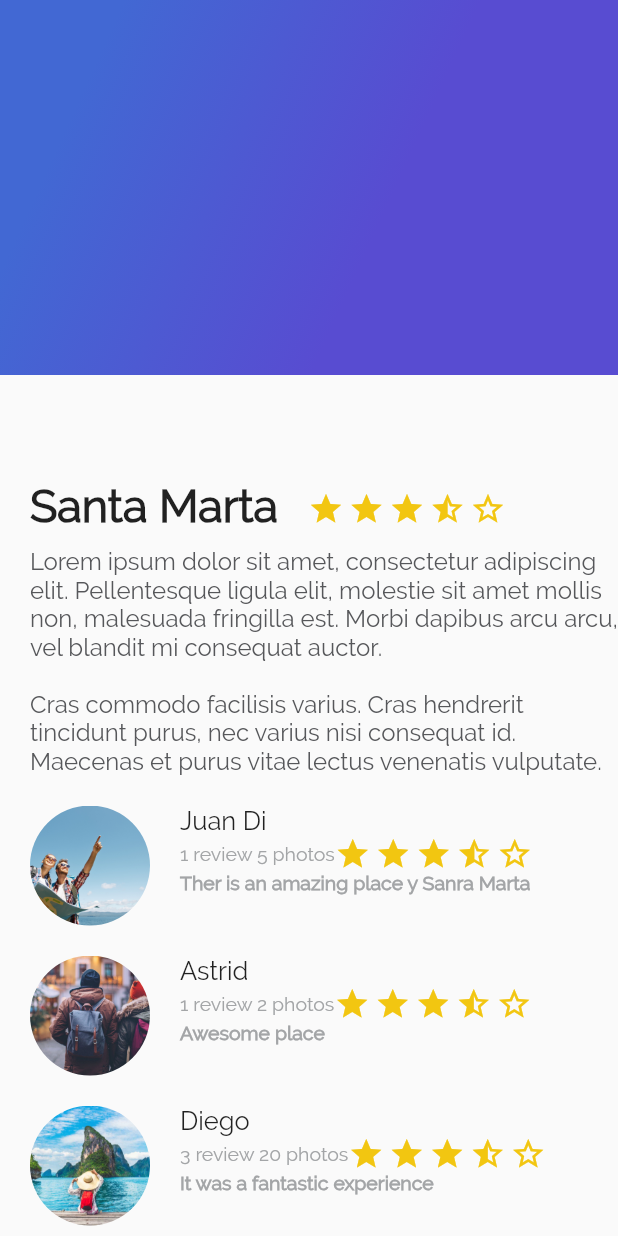
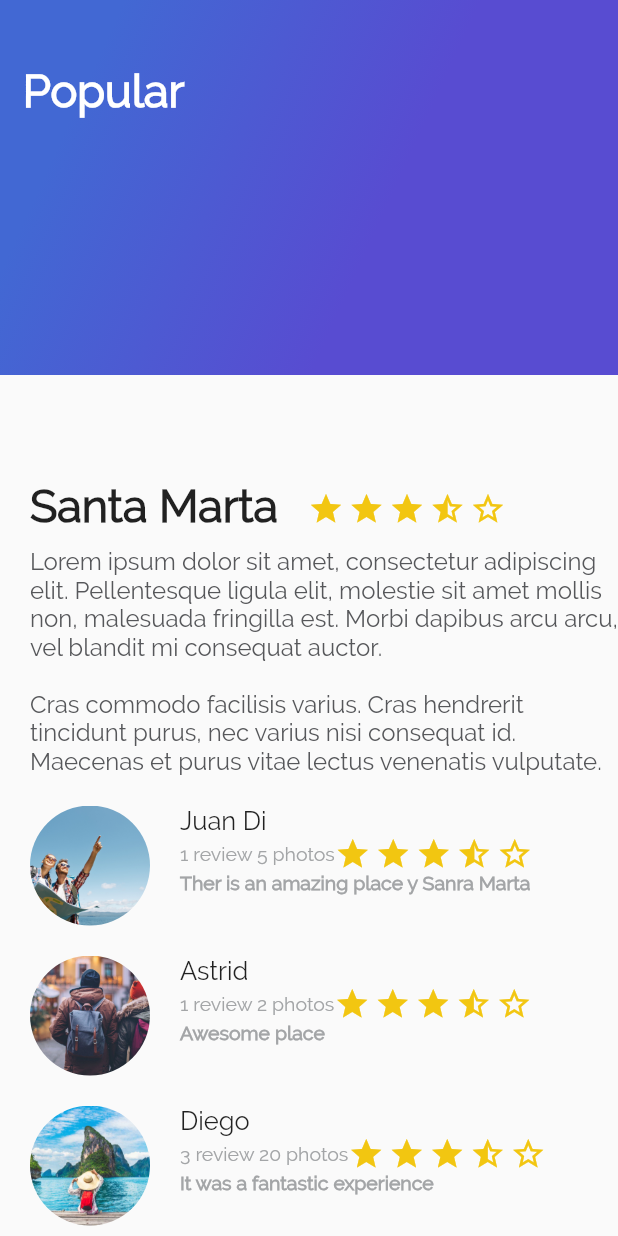
Before and after one commit to darvela/platzi_trips_app, a Flutter app: the screen it shows after launch, on a phone screen of 412 x 824 dp. Run offline on Flutter 3.47's test engine with Material 2 defaults, Android fonts, the phone set to English and light mode, and no system bars.

```diff
--- /dev/null
+++ b/lib/card_image.dart
@@ -0,0 +1,8 @@
+import 'package:flutter/material.dart';
+
+class CardImage extends StatelessWidget {
+  @override
+  Widget build(BuildContext context) {
+    return null;
+  }
+}
--- a/lib/gradient_back.dart
+++ b/lib/gradient_back.dart
@@ -1,23 +1,30 @@
 import 'package:flutter/material.dart';
 
 class GradientBack extends StatelessWidget {
+  String title = "Popular";
+
+  GradientBack(this.title);
+
   @override
   Widget build(BuildContext context) {
-
-    return Container (
+    return Container(
       height: 250.0,
-      decoration: BoxDecoration (
-        gradient: LinearGradient (
-          colors: [
-            Color(0xFF4268D3),
-            Color(0xFF584CD1)
-          ],
-          begin: FractionalOffset(0.2, 0.0),
-          end: FractionalOffset(1.0, 0.6),
-          stops: [0.0, 0.6],
-          tileMode: TileMode.clamp
-        )
+      decoration: BoxDecoration(
+          gradient: LinearGradient(
+              colors: [Color(0xFF4268D3), Color(0xFF584CD1)],
+              begin: FractionalOffset(0.2, 0.0),
+              end: FractionalOffset(1.0, 0.6),
+              stops: [0.0, 0.6],
+              tileMode: TileMode.clamp)),
+      child: Text(
+        title,
+        style: TextStyle(
+            color: Colors.white,
+            fontSize: 30.0,
+            fontFamily: "Raleway",
+            fontWeight: FontWeight.bold),
       ),
+      alignment: Alignment(-0.9, -0.6),
     );
   }
 }
--- a/lib/main.dart
+++ b/lib/main.dart
@@ -1,7 +1,7 @@
 import 'package:flutter/material.dart';
 import 'package:platzi_trips_app/description_place.dart';
+import 'package:platzi_trips_app/gradient_back.dart';
 import 'package:platzi_trips_app/review_list.dart';
-import 'package:platzi_trips_app/gradient_back.dart';
 
 void main() => runApp(MyApp());
 
@@ -35,10 +35,9 @@ class MyApp extends StatelessWidget {
                 ReviewList()
               ],
             ),
-              GradientBack()
+            GradientBack("Popular")
           ],
-          )
-        ) //MyHomePage(title: 'Flutter Demo Home Page'),
+        )) //MyHomePage(title: 'Flutter Demo Home Page'),
         );
   }
 }
--- a/pubspec.yaml
+++ b/pubspec.yaml
@@ -74,6 +74,10 @@ flutter:
     - assets/img/viajero.jpg
     - assets/img/viajero2.jpg
     - assets/img/viajero3.jpg
+    - assets/img/salento.jpg
+    - assets/img/santaMarta.jpg
+    - assets/img/sogamoso.JPG
+    - assets/img/villaDeLeyva.jpg
   fonts:
     - family: Raleway
       fonts:
```
Also changed, not shown: assets/img/salento.jpg (added), assets/img/santaMarta.jpg (added), assets/img/sogamoso.JPG (added), assets/img/villaDeLeyva.jpg (added). Lines whose indentation alone changed are shown as unchanged.
